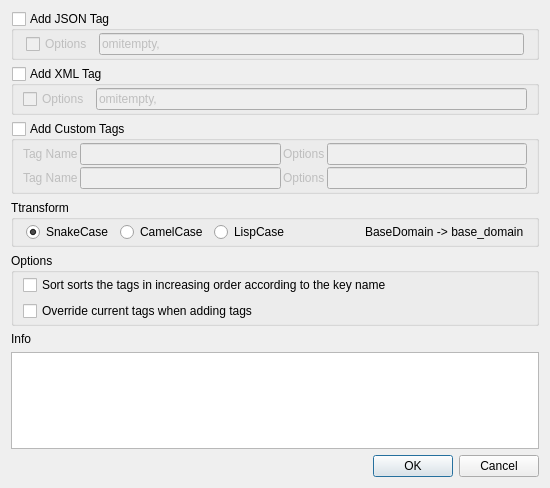
Qt form liteidex/src/plugins/golangedit/goaddtagsdialog.ui (visualfc/liteide) before a commit.
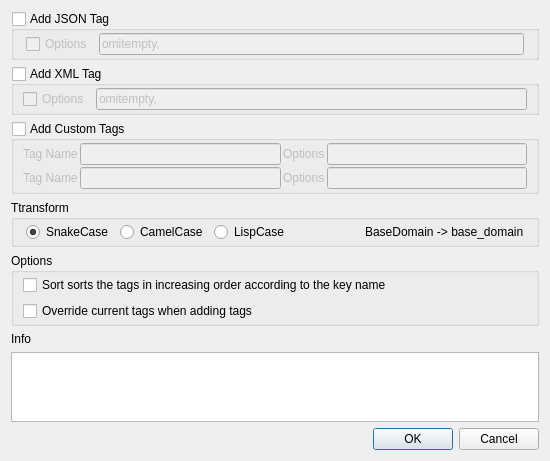
The same form after that commit.

Commit message: resize ui window

```diff
--- a/liteidex/src/plugins/golangedit/goaddtagsdialog.ui
+++ b/liteidex/src/plugins/golangedit/goaddtagsdialog.ui
@@ -7,7 +7,7 @@
     <x>0</x>
     <y>0</y>
     <width>550</width>
-    <height>488</height>
+    <height>400</height>
    </rect>
   </property>
   <property name="windowTitle">
```
The commit also changes 1 other file.
